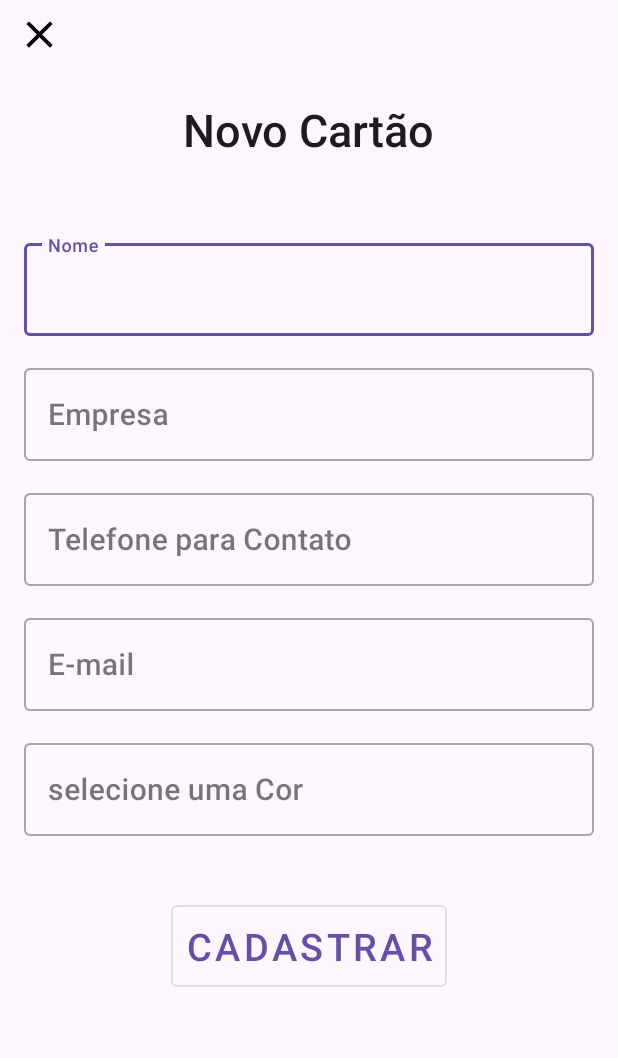
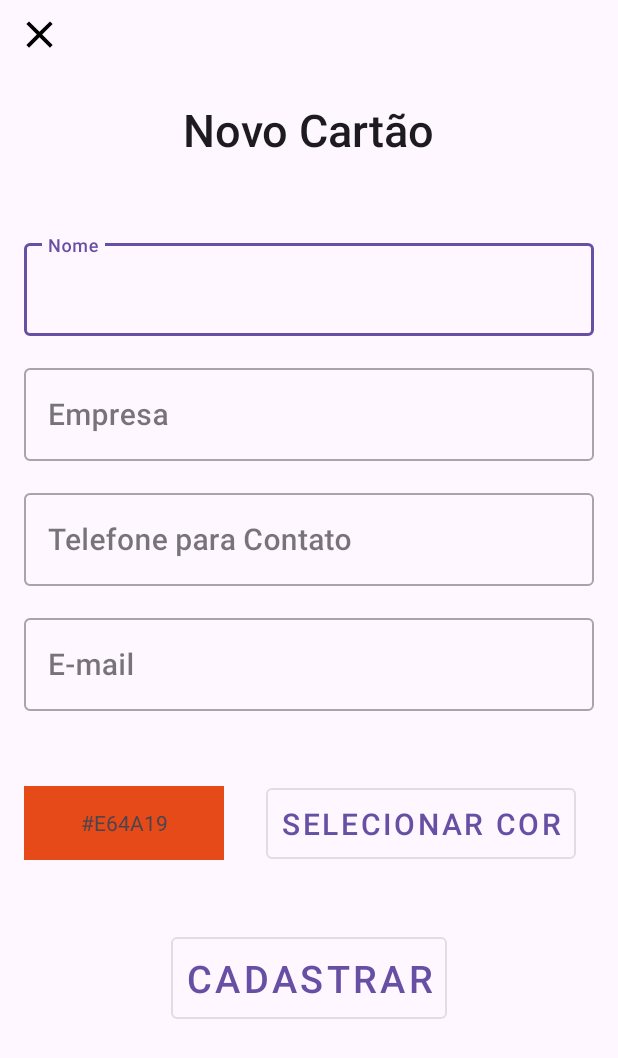
Before and after one commit to JorgeTranin/BusinessCard, an Android app: the screen it shows after launch (CadastroCardActivity), on a phone screen of 412 x 824 dp. Shown: the top 1058 px of the screen. Run offline under Robolectric (Android 15) with nearby library versions, the phone set to English and light mode, and no system bars; libraries missing offline, so code that uses them is left out: yuku.ambilwarna.

Commit message:
Implementação do Color Picker para o usuario selecionar a cor desejada para o cartão

```diff
--- a/app/build.gradle
+++ b/app/build.gradle
@@ -26,16 +26,17 @@ android {
         }
     }
     compileOptions {
-        sourceCompatibility JavaVersion.VERSION_1_8
-        targetCompatibility JavaVersion.VERSION_1_8
+        sourceCompatibility JavaVersion.VERSION_17
+        targetCompatibility JavaVersion.VERSION_17
     }
     kotlinOptions {
-        jvmTarget = '1.8'
+        jvmTarget = '17'
     }
     viewBinding {
         enabled = true
     }
     buildToolsVersion '33.0.0'
+
 
 }
 
@@ -55,8 +56,7 @@ dependencies {
     //Kotlin Extensions and Coroutines support for Room
     implementation("androidx.room:room-ktx:2.5.1")
 
-
-
+    implementation 'com.github.yukuku:ambilwarna:2.0.1'
 
     implementation 'androidx.core:core-ktx:1.10.0'
     implementation 'androidx.appcompat:appcompat:1.6.1'
--- a/app/src/main/java/com/jorgetranin/businesscard/ui/CadastroCardActivity.kt
+++ b/app/src/main/java/com/jorgetranin/businesscard/ui/CadastroCardActivity.kt
@@ -1,37 +1,34 @@
 package com.jorgetranin.businesscard.ui
 
-import android.content.Intent
+import android.graphics.Color
 import android.os.Bundle
 import android.view.LayoutInflater
 import android.widget.Toast
 import androidx.activity.viewModels
 import androidx.appcompat.app.AppCompatActivity
 import com.jorgetranin.businesscard.App
-import com.jorgetranin.businesscard.R
-import com.jorgetranin.businesscard.data.AppDatabase
 import com.jorgetranin.businesscard.data.Card
-import com.jorgetranin.businesscard.data.CardDao
 import com.jorgetranin.businesscard.databinding.ActivityCadastroCardBinding
-import kotlinx.coroutines.CoroutineScope
-import kotlinx.coroutines.Dispatchers
-import kotlinx.coroutines.launch
-import kotlinx.coroutines.withContext
+import yuku.ambilwarna.AmbilWarnaDialog
 
 class CadastroCardActivity : AppCompatActivity() {
-    private lateinit var database: AppDatabase
-    private lateinit var cardDao: CardDao
     lateinit var binding: ActivityCadastroCardBinding
+
+    private var currentColor = Color.BLUE // cor atual definida como branca
+
     private val mainViewModel: MainViewModel by viewModels {
         MainViewModelFactory((application as App).repository)
     }
+
     override fun onCreate(savedInstanceState: Bundle?) {
         super.onCreate(savedInstanceState)
         binding = ActivityCadastroCardBinding.inflate(LayoutInflater.from(this))
         setContentView(binding.root)
 
         insertListeners()
+        selecionarCor()
+    }
 
-    }
 
     private fun insertListeners() {
         binding.btnCadastrar.setOnClickListener {
@@ -51,4 +48,31 @@ class CadastroCardActivity : AppCompatActivity() {
             finish()
         }
     }
+
+    private fun selecionarCor() {
+        binding.btnColorPickerButton.setOnClickListener {
+            // cria uma nova caixa de diálogo de seleção de cor
+            val colorPicker = AmbilWarnaDialog(
+                this,
+                currentColor,
+                object : AmbilWarnaDialog.OnAmbilWarnaListener {
+                    override fun onCancel(dialog: AmbilWarnaDialog?) {
+                        // ação a ser realizada quando o usuário cancela a seleção de cor
+                    }
+
+                    override fun onOk(dialog: AmbilWarnaDialog?, color: Int) {
+                        // ação a ser realizada quando o usuário confirma a seleção de cor
+                        currentColor = color // atualiza a cor atual
+                        // fazer algo com a nova cor selecionada
+                        val hexColor = String.format("#%06X", 0xFFFFFF and currentColor)
+
+                        //set do texto, da cor do texto e backgroud para o usuario ver a cor que selecionou
+                        binding.tvCor.setBackgroundColor(currentColor)
+                        binding.tvCor.setText(hexColor)
+                        binding.tvCor.setTextColor(Color.WHITE)
+                    }
+                })
+            colorPicker.show() // exibe a caixa de seleção de cor
+        }
+    }
 }
--- a/app/src/main/res/layout/activity_cadastro_card.xml
+++ b/app/src/main/res/layout/activity_cadastro_card.xml
@@ -11,9 +11,9 @@
         style="@style/Widget.MaterialComponents.Button.OutlinedButton"
         android:layout_width="52dp"
         android:layout_height="46dp"
+        android:background="?attr/actionBarItemBackground"
         android:contentDescription="@string/botao_de_close"
         android:src="@drawable/ic_close"
-        android:background="?attr/actionBarItemBackground"
         app:layout_constraintStart_toStartOf="parent"
         app:layout_constraintTop_toTopOf="parent" />
 
@@ -113,26 +113,32 @@
             android:inputType="textEmailAddress" />
     </com.google.android.material.textfield.TextInputLayout>
 
-    <com.google.android.material.textfield.TextInputLayout
-        android:id="@+id/textInputLayout5"
-        style="@style/Widget.MaterialComponents.TextInputLayout.OutlinedBox"
-        android:layout_width="match_parent"
+    <TextView
+        android:id="@+id/tv_cor"
+        android:layout_width="133dp"
+        android:layout_height="49dp"
+        android:layout_marginTop="50dp"
+        android:layout_weight="1"
+        android:background="@color/orange"
+        android:layout_marginStart="16dp"
+        android:gravity="center"
+        android:text="@string/Cor_padrao_tv"
+        app:layout_constraintStart_toStartOf="parent"
+        app:layout_constraintTop_toBottomOf="@+id/textInputLayout4"
+        app:srcCompat="@android:drawable/button_onoff_indicator_on" />
+
+    <Button
+        android:id="@+id/btn_color_picker_button"
+        style="@style/Widget.MaterialComponents.Button.OutlinedButton"
+        android:layout_width="wrap_content"
         android:layout_height="wrap_content"
-        android:layout_marginStart="16dp"
-        android:layout_marginTop="16dp"
-        android:layout_marginEnd="16dp"
+        android:padding="10dp"
+        android:text="@string/selecionar_cor"
+        android:textSize="20sp"
+        app:layout_constraintBottom_toBottomOf="@+id/tv_cor"
         app:layout_constraintEnd_toEndOf="parent"
-        app:layout_constraintStart_toStartOf="parent"
-        app:layout_constraintTop_toBottomOf="@+id/textInputLayout4">
-
-        <com.google.android.material.textfield.TextInputEditText
-            android:id="@+id/tv_cor"
-            style="@style/TextAppearance.AppCompat.Title"
-            android:layout_width="match_parent"
-            android:layout_height="wrap_content"
-            android:hint="@string/cor"
-            android:inputType="text" />
-    </com.google.android.material.textfield.TextInputLayout>
+        app:layout_constraintStart_toEndOf="@+id/tv_cor"
+        app:layout_constraintTop_toTopOf="@+id/tv_cor" />
 
     <Button
         android:id="@+id/btn_cadastrar"
@@ -145,7 +151,7 @@
         android:textSize="25sp"
         app:layout_constraintEnd_toEndOf="parent"
         app:layout_constraintStart_toStartOf="parent"
-        app:layout_constraintTop_toBottomOf="@+id/textInputLayout5" />
+        app:layout_constraintTop_toBottomOf="@+id/btn_color_picker_button" />
 
 
 
--- a/app/src/main/res/values/strings.xml
+++ b/app/src/main/res/values/strings.xml
@@ -12,5 +12,7 @@
     <string name="cadastrar">Cadastrar</string>
     <string name="e_mail">E-mail</string>
     <string name="telefone_para_contato">Telefone para Contato</string>
-    <string name="cor">selecione uma Cor</string>
+    <string name="cor">Cor</string>
+    <string name="selecionar_cor">Selecionar Cor</string>
+    <string name="Cor_padrao_tv">#E64A19</string>
 </resources>
--- a/build.gradle
+++ b/build.gradle
@@ -1,5 +1,4 @@
 // Top-level build file where you can add configuration options common to all sub-projects/modules.
-
 plugins {
     id 'com.android.application' version '8.0.1' apply false
     id 'com.android.library' version '8.0.1' apply false
```
